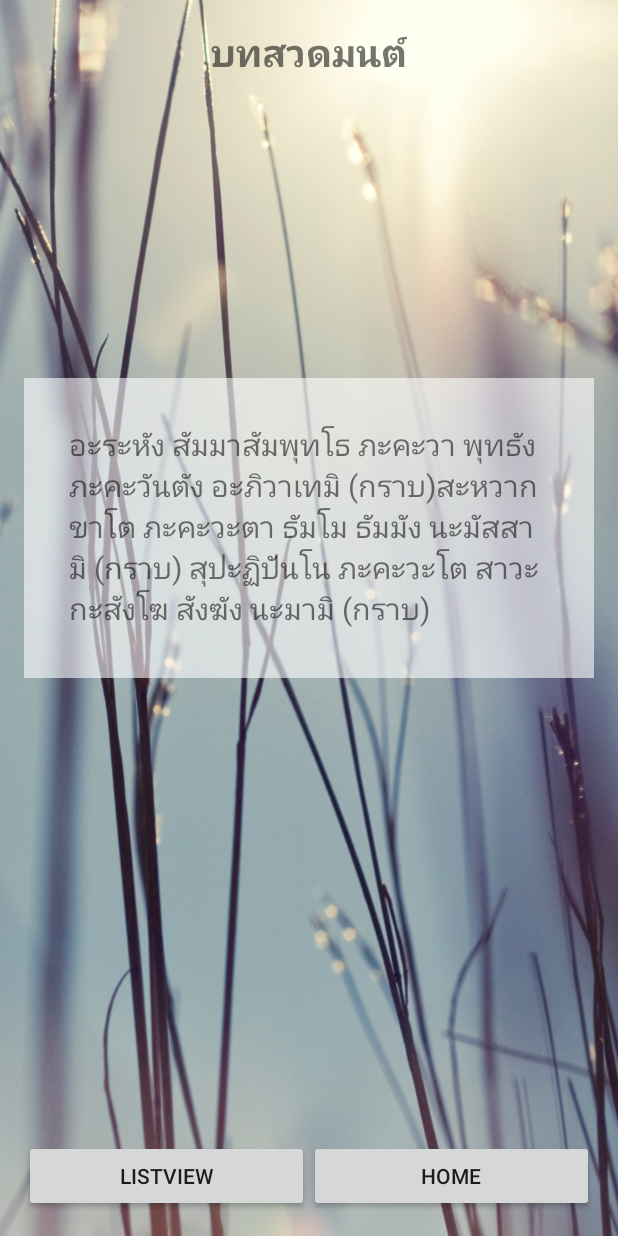
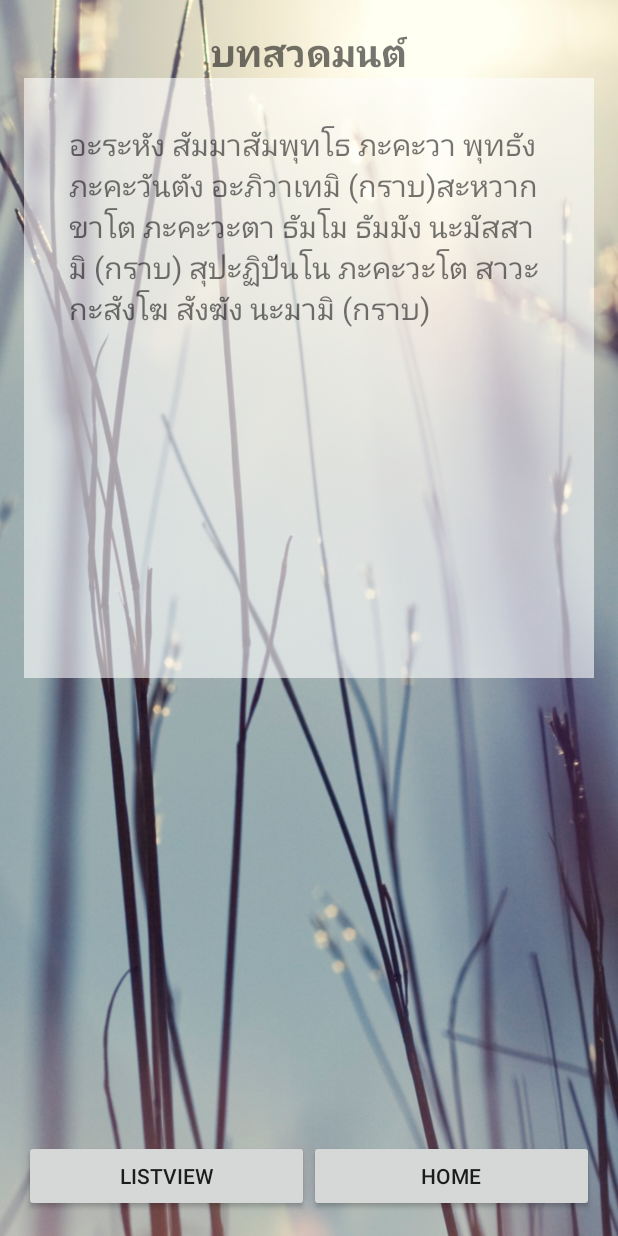
Before and after one commit to masterUNG/Paryer, an Android app: the ResultActivity screen opened directly, with no data from a screen before it, on a phone screen of 412 x 824 dp. Run offline under Robolectric (Android 15) with nearby library versions, the phone set to English and light mode, and no system bars.

Commit message:
Near Success

```diff
--- a/app/src/main/res/layout/activity_result.xml
+++ b/app/src/main/res/layout/activity_result.xml
@@ -20,12 +20,6 @@
             android:id="@+id/txtResultTitle"
             android:textSize="@dimen/h1"
             android:textStyle="bold"
-            android:layout_gravity="center_horizontal" />
-
-        <ImageView
-            android:layout_width="wrap_content"
-            android:layout_height="@dimen/height"
-            android:id="@+id/imvResultIcon"
             android:layout_gravity="center_horizontal" />
 
         <ScrollView
--- a/app/src/main/res/values/dimens.xml
+++ b/app/src/main/res/values/dimens.xml
@@ -8,7 +8,7 @@
     <dimen name="h1">25sp</dimen>
     <dimen name="h2">20sp</dimen>
     <dimen name="linnear">400dp</dimen>
-    <dimen name="height">200dp</dimen>
+    <dimen name="height">400dp</dimen>
     <dimen name="menu">150dp</dimen>
 
 
--- a/app/src/main/res/values/strings.xml
+++ b/app/src/main/res/values/strings.xml
@@ -4,7 +4,11 @@
     <string name="content1">บทสวดมนต์</string>
     <string name="content2">ศาสนาพิธี</string>
     <string name="content3">เรื่องน่ารู้</string>
-    <string name="content4">เกี่ยวกับผู้เขียน</string>
+    <string name="content4">เมนู 2</string>
+    <string name="content5">เมนู 3</string>
+    <string name="content6">เมนู 4</string>
+    <string name="content7">เมนู 5</string>
+    <string name="content8">เมนู 6</string>
 
 
     <string name="menu1">บทสวดมนต์</string>
```
Also changed, not shown: app/src/main/java/appewtc/masterung/prayer/ResultActivity.java (+23 -3 lines).
